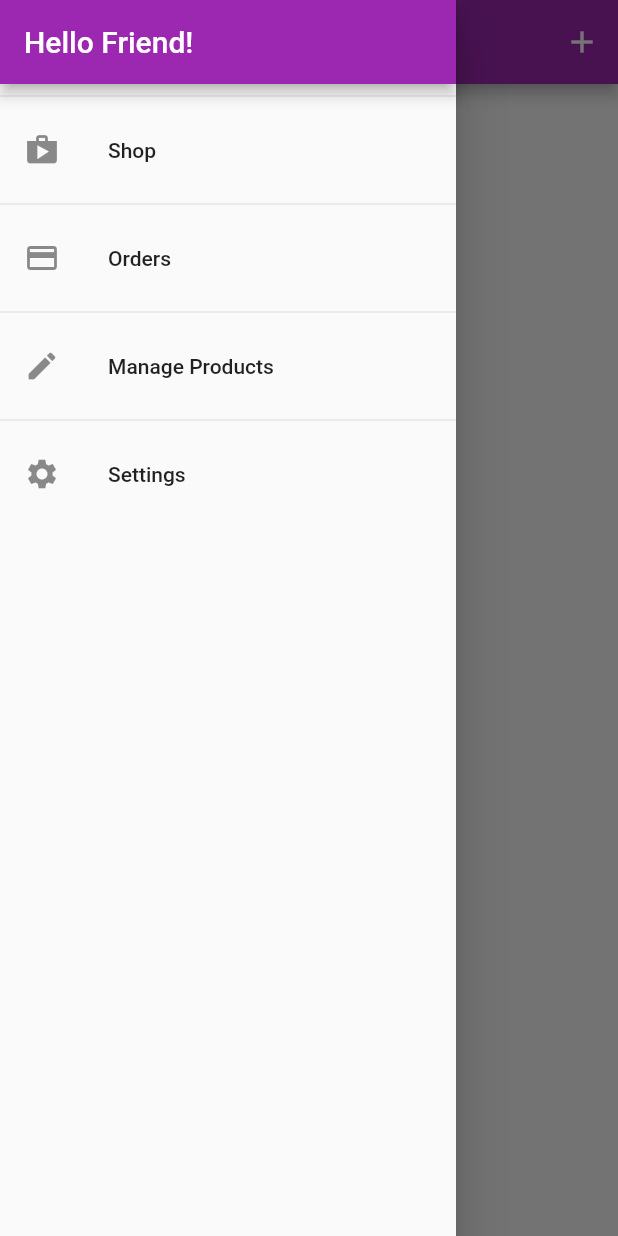
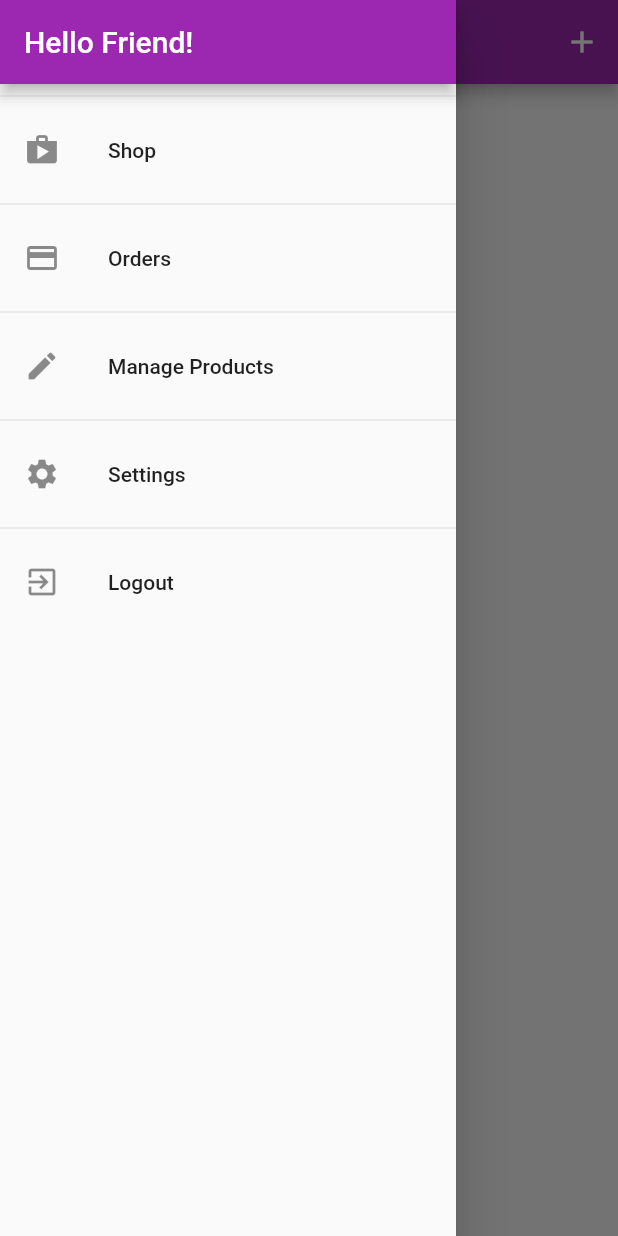
Before and after one commit to Ali-khalid995/shop_max, a Flutter app: the UserProductsScreen screen opened by its route, with the side drawer open, on a phone screen of 412 x 824 dp. Run offline on Flutter 3.47's test engine with Material 2 defaults, Android fonts, the phone set to English and light mode, and no system bars; our stand-ins replace cached_network_image, shared_preferences, toast; accounts and stored records are empty; network calls fail.

Commit message:
Adding User Authentication

```diff
--- a/lib/lang/ar.json
+++ b/lib/lang/ar.json
@@ -43,5 +43,6 @@
   "select_language": "اختر اللغة",
   "change_language": "تغيير اللغة",
   "deleting_failed": "فشل الحذف",
-  "deleting_successful": "تم الحذف"
+  "deleting_successful": "تم الحذف",
+  "logout": "خروج"
 }
--- a/lib/lang/en.json
+++ b/lib/lang/en.json
@@ -43,5 +43,6 @@
   "select_language": "Select Language",
   "change_language": "Change Language",
   "deleting_failed": "Deleting failed",
-  "deleting_successful": "Deleting successful"
+  "deleting_successful": "Deleting successful",
+  "logout": "Logout"
 }
--- a/lib/localization/localization_constants.dart
+++ b/lib/localization/localization_constants.dart
@@ -1,4 +1,3 @@
-import 'dart:convert';
 
 import 'package:flutter/material.dart';
 import 'package:shared_preferences/shared_preferences.dart';
--- a/lib/providers/orders.dart
+++ b/lib/providers/orders.dart
@@ -21,15 +21,16 @@ class OrderItem {
 class Orders with ChangeNotifier {
   List<OrderItem> _orders = [];
   final String authToken;
+  final String userId;
 
-  Orders(this.authToken, this._orders);
+  Orders(this.authToken, this.userId, this._orders);
 
   List<OrderItem> get orders {
     return [..._orders];
   }
 
   Future<void> fetchAndSetOrders() async {
-    final url = 'https://shop-max1.firebaseio.com/orders.json?auth=$authToken';
+    final url = 'https://shop-max1.firebaseio.com/orders/$userId.json?auth=$authToken';
     final response = await http.get(url);
     final List<OrderItem> loadedOrders = [];
     final extractedData = json.decode(response.body) as Map<String, dynamic>;
@@ -56,7 +57,7 @@ class Orders with ChangeNotifier {
   }
 
   Future<void> addOrder(List<CartItem> cartProduct, double total) async {
-    final url = 'https://shop-max1.firebaseio.com/orders.json?auth=$authToken';
+    final url = 'https://shop-max1.firebaseio.com/orders/$userId.json?auth=$authToken';
     final timestamp = DateTime.now();
     final response = await http.post(
       url,
--- a/lib/screens/user_products_screen.dart
+++ b/lib/screens/user_products_screen.dart
@@ -10,12 +10,14 @@ class UserProductsScreen extends StatelessWidget {
   static const routeName = '/user-products';
 
   Future<void> _refreshProducts(BuildContext context) async {
-    await Provider.of<Products>(context, listen: false).fetchAndSetProducts();
+    await Provider.of<Products>(context, listen: false)
+        .fetchAndSetProducts(true);
   }
 
   @override
   Widget build(BuildContext context) {
-    final productsData = Provider.of<Products>(context);
+    //final productsData = Provider.of<Products>(context);
+    print('rebuilding..');
 
     return Scaffold(
       appBar: AppBar(
@@ -30,9 +32,17 @@ class UserProductsScreen extends StatelessWidget {
         ],
       ),
       drawer: AppDrawer(),
-      body: RefreshIndicator(
+      body: FutureBuilder(
+        future: _refreshProducts(context),
+        builder: (ctx, snapshot) =>
+            snapshot.connectionState == ConnectionState.waiting
+                ? Center(
+                    child: CircularProgressIndicator(),
+                  )
+                : RefreshIndicator(
                     onRefresh: () => _refreshProducts(context),
-        child: Padding(
+                    child: Consumer<Products>(
+                      builder: (ctx, productsData, _)=>Padding(
                         padding: const EdgeInsets.all(8),
                         child: ListView.builder(
                           itemCount: productsData.items.length,
@@ -49,6 +59,8 @@ class UserProductsScreen extends StatelessWidget {
                         ),
                       ),
                     ),
+                  ),
+      ),
     );
   }
 }
--- a/lib/widgets/app_drawer.dart
+++ b/lib/widgets/app_drawer.dart
@@ -1,5 +1,7 @@
 import 'package:flutter/material.dart';
+import 'package:provider/provider.dart';
 import 'package:shop_max/localization/localization_constants.dart';
+import 'package:shop_max/providers/auth.dart';
 import 'package:shop_max/screens/orders_screen.dart';
 import 'package:shop_max/screens/products_overview_screen.dart';
 import 'package:shop_max/screens/settings_screen.dart';
@@ -48,6 +50,16 @@ class AppDrawer extends StatelessWidget {
               Navigator.of(context).pushReplacementNamed(SettingsScreen.routeName);
             },
           ),
+          Divider(),
+          ListTile(
+            leading: Icon(Icons.exit_to_app),
+            title: Text(getTranslated(context, 'logout')),
+            onTap: (){
+              Navigator.of(context).pop();
+              Provider.of<Auth>(context, listen: false).logout();
+              Navigator.of(context).pushReplacementNamed('/');
+            },
+          ),
         ],
       ),
     );
```
Also changed, not shown: lib/main.dart (+28 -18 lines), lib/providers/auth.dart (+56 -0 lines), lib/providers/product.dart (+4 -6 lines), lib/providers/products.dart (+10 -5 lines), lib/screens/splash_screen.dart (added, +12 -0 lines), lib/widgets/product_item.dart (+11 -6 lines). Lines whose indentation alone changed are shown as unchanged.
